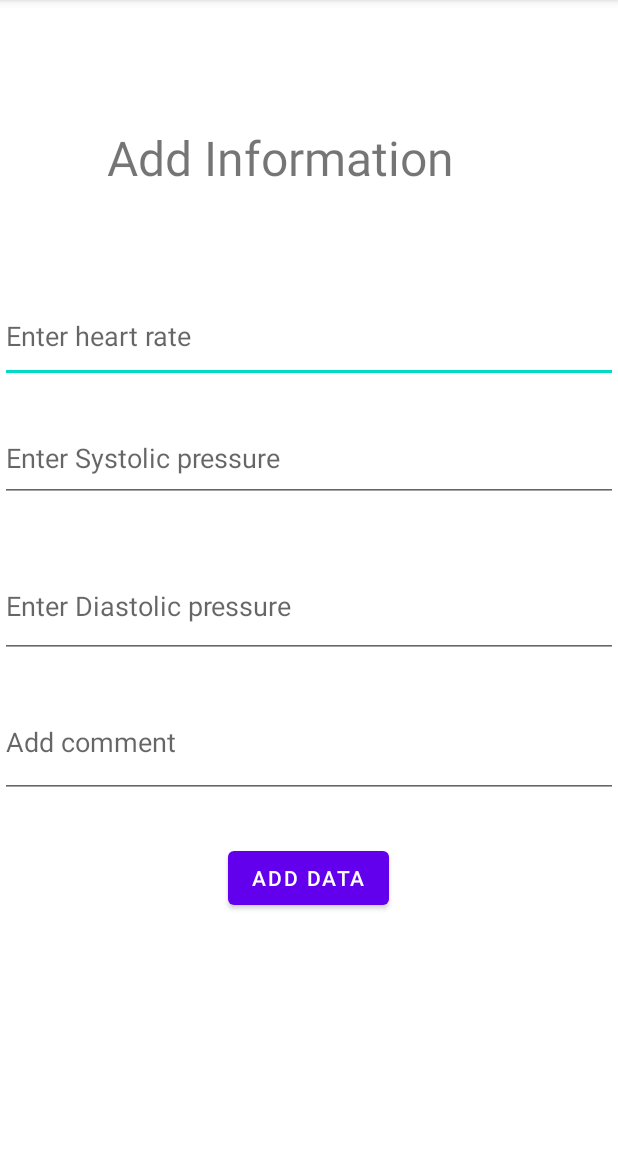
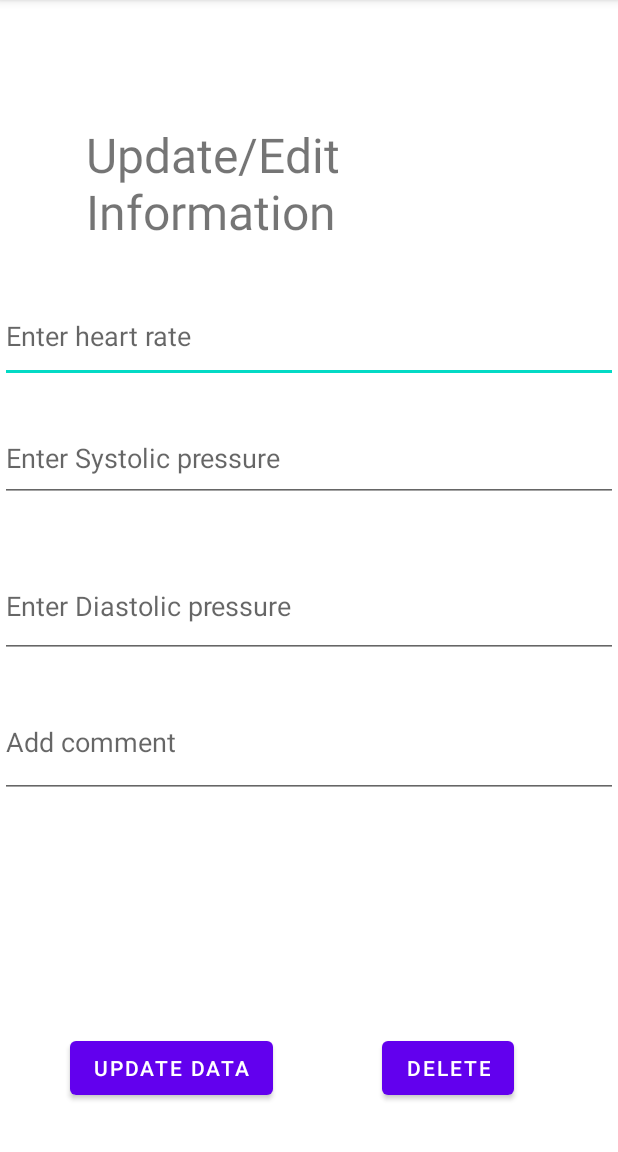
Before and after one commit to mubtashim32/CardiacRecorder, an Android app: the screen it shows after launch (AddCardiacMeasurementActivity before the commit, UpdateDeleteCardiacMeasurementActivtiy after it), on a phone screen of 412 x 824 dp, the part 84-1236 px from its top. Run offline under Robolectric (Android 15) with nearby library versions, the phone set to English and light mode, and no system bars; our stand-ins replace Firebase (no records; nobody signed in at launch, a user with empty details on screens opened directly).

Commit message:
dummy commit

```diff
--- a/app/src/main/java/com/example/cardiacrecorder/HomeActivity.java
+++ b/app/src/main/java/com/example/cardiacrecorder/HomeActivity.java
@@ -24,7 +24,7 @@ public class HomeActivity extends AppCompatActivity {
         setContentView(R.layout.activity_home);
 
 
-        Intent intent = new Intent(HomeActivity.this, AddCardiacMeasurementActivity.class);
+        Intent intent = new Intent(HomeActivity.this, UpdateDeleteCardiacMeasurementActivtiy.class);
         startActivity(intent);
 
         RecyclerView cardiacMeasurements = findViewById(R.id.cardiacMeasurements);
--- a/app/src/main/java/com/example/cardiacrecorder/UpdateDeleteCardiacMeasurementActivtiy.java
+++ b/app/src/main/java/com/example/cardiacrecorder/UpdateDeleteCardiacMeasurementActivtiy.java
@@ -1,14 +1,69 @@
 package com.example.cardiacrecorder;
 
+import androidx.annotation.NonNull;
 import androidx.appcompat.app.AppCompatActivity;
 
 import android.os.Bundle;
+import android.view.View;
+import android.widget.Button;
+import android.widget.EditText;
+import android.widget.Toast;
+
+import com.google.android.gms.tasks.OnFailureListener;
+import com.google.android.gms.tasks.OnSuccessListener;
+import com.google.firebase.database.DatabaseReference;
+import com.google.firebase.database.FirebaseDatabase;
+
+import java.text.SimpleDateFormat;
+import java.util.Calendar;
+import java.util.Date;
+import java.util.Locale;
 
 public class UpdateDeleteCardiacMeasurementActivtiy extends AppCompatActivity {
-
+    private EditText heartRateText;
+    private EditText systolicPressureText;
+    private EditText diastolicPressureText;
+    private EditText commentText;
+    private Button updateBtn, deleteBtn;
+    private DatabaseReference mdatabase;
     @Override
     protected void onCreate(Bundle savedInstanceState) {
         super.onCreate(savedInstanceState);
         setContentView(R.layout.activity_update_delete_cardiac_measurement_activtiy);
+
+        heartRateText = findViewById(R.id.heartRate);
+        systolicPressureText = findViewById(R.id.systolicPressure);
+        diastolicPressureText = findViewById(R.id.diastolicPressure);
+        commentText = findViewById(R.id.comment);
+        updateBtn = findViewById(R.id.update);
+        deleteBtn = findViewById(R.id.delete);
+
+        mdatabase = FirebaseDatabase.getInstance().getReference();
+
+        updateBtn.setOnClickListener(new View.OnClickListener() {
+            @Override
+            public void onClick(View v) {
+                int heartRate = Integer.valueOf(heartRateText.getText().toString());
+                int systolic = Integer.valueOf(systolicPressureText.getText().toString());
+                int diastolic = Integer.valueOf(diastolicPressureText.getText().toString());
+                String comment = commentText.getText().toString();
+                Date date = Calendar.getInstance().getTime();
+                SimpleDateFormat simpleDateFormat = new SimpleDateFormat("dd-MMM-yyyy", Locale.getDefault());
+                String today = simpleDateFormat.format(date);
+
+                CardiacMeasurement patient = new CardiacMeasurement(today, systolic, diastolic, heartRate, comment);
+                mdatabase.child("users").push().setValue(patient).addOnSuccessListener(new OnSuccessListener<Void>() {
+                    @Override
+                    public void onSuccess(Void unused) {
+                        Toast.makeText(UpdateDeleteCardiacMeasurementActivtiy.this, "Data Added", Toast.LENGTH_LONG).show();
+                    }
+                }).addOnFailureListener(new OnFailureListener() {
+                    @Override
+                    public void onFailure(@NonNull Exception e) {
+                        Toast.makeText(UpdateDeleteCardiacMeasurementActivtiy.this, "Error", Toast.LENGTH_LONG).show();
+                    }
+                });
+            }
+        });
     }
 }
--- a/app/src/main/res/layout/activity_update_delete_cardiac_measurement_activtiy.xml
+++ b/app/src/main/res/layout/activity_update_delete_cardiac_measurement_activtiy.xml
@@ -61,22 +61,22 @@
         app:layout_constraintVertical_bias="0.66" />
 
     <Button
-        android:id="@+id/addData"
+        android:id="@+id/update"
         android:layout_width="wrap_content"
         android:layout_height="wrap_content"
         android:text="Update Data"
         app:layout_constraintBottom_toBottomOf="parent"
         app:layout_constraintEnd_toEndOf="parent"
-        app:layout_constraintHorizontal_bias="0.498"
+        app:layout_constraintHorizontal_bias="0.168"
         app:layout_constraintStart_toStartOf="parent"
         app:layout_constraintTop_toTopOf="parent"
-        app:layout_constraintVertical_bias="0.78" />
+        app:layout_constraintVertical_bias="0.956" />
 
     <TextView
         android:id="@+id/textView"
         android:layout_width="286dp"
         android:layout_height="83dp"
-        android:text="Update Information"
+        android:text="Update/Edit Information"
         android:textSize="32dp"
         app:layout_constraintBottom_toBottomOf="parent"
         app:layout_constraintEnd_toEndOf="parent"
@@ -85,4 +85,16 @@
         app:layout_constraintTop_toTopOf="parent"
         app:layout_constraintVertical_bias="0.119" />
 
+    <Button
+        android:id="@+id/delete"
+        android:layout_width="wrap_content"
+        android:layout_height="wrap_content"
+        android:text="Delete"
+        app:layout_constraintBottom_toBottomOf="parent"
+        app:layout_constraintEnd_toEndOf="parent"
+        app:layout_constraintHorizontal_bias="0.785"
+        app:layout_constraintStart_toStartOf="parent"
+        app:layout_constraintTop_toTopOf="parent"
+        app:layout_constraintVertical_bias="0.956" />
+
 </androidx.constraintlayout.widget.ConstraintLayout>
```
Also changed, not shown: app/src/main/java/com/example/cardiacrecorder/AddCardiacMeasurementActivity.java (+7 -13 lines).
